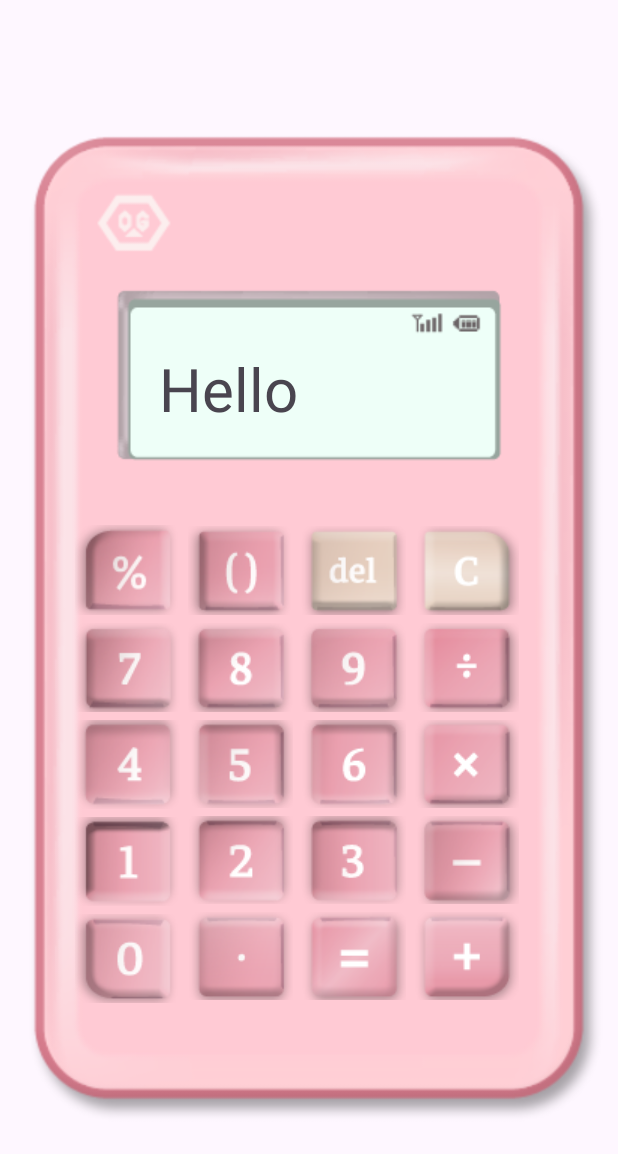
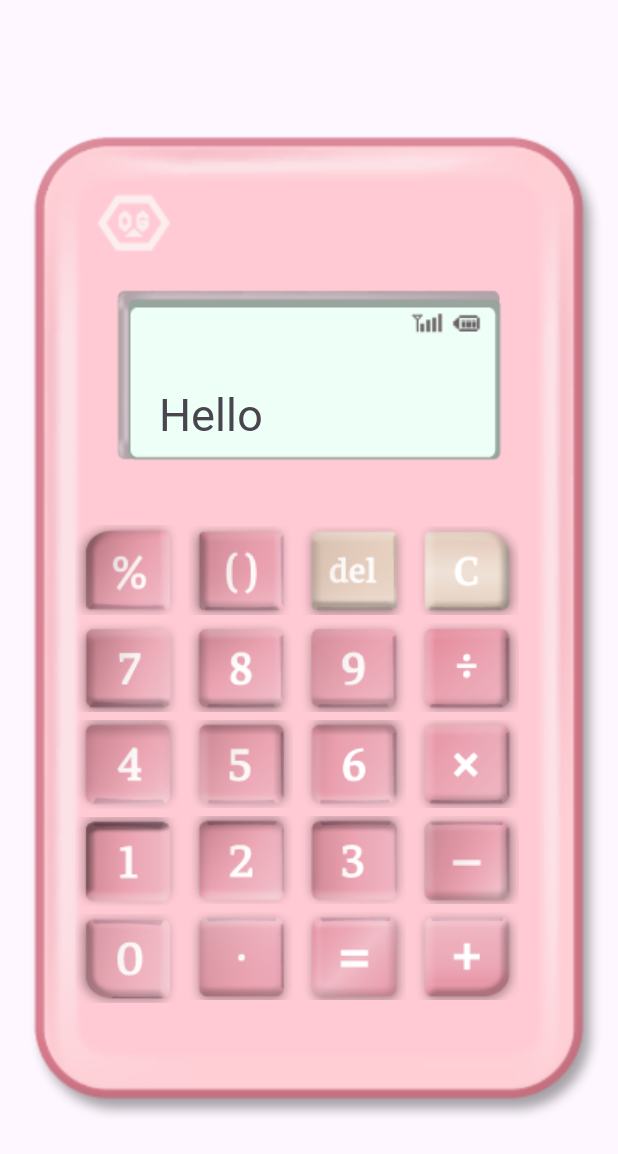
Before and after one commit to Orinugoori/SecondWeek, an Android app: the screen it shows after launch (MainActivity), on a phone screen of 412 x 824 dp. Shown: the top 1154 px of the screen. Run offline under Robolectric (Android 15) with nearby library versions, the phone set to English and light mode, and no system bars.

Commit message:
폰트 추가, 디스플레이 폰트 변경

```diff
--- a/app/src/main/res/layout/activity_main.xml
+++ b/app/src/main/res/layout/activity_main.xml
@@ -41,12 +41,13 @@
         android:layout_width="200dp"
         android:layout_height="50dp"
         android:text="Hello"
-        android:textSize="40sp"
+        android:textSize="30sp"
+        android:fontFamily="@font/gpz_video_tape"
         app:layout_constraintTop_toTopOf="@id/iv_background"
         app:layout_constraintBottom_toBottomOf="@id/iv_background"
         app:layout_constraintStart_toStartOf="@id/iv_background"
         app:layout_constraintEnd_toEndOf="@id/iv_background"
-        app:layout_constraintVertical_bias="0.3">
+        app:layout_constraintVertical_bias="0.33">
 
     </TextView>
 
```
Also changed, not shown: 1 other file.
